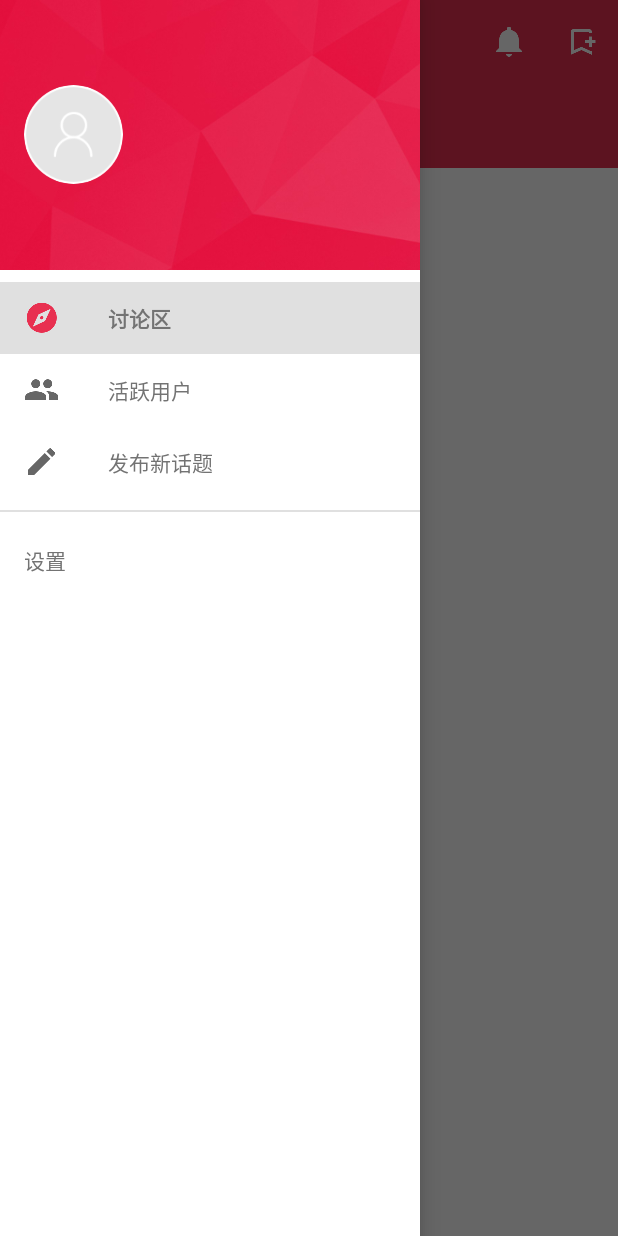
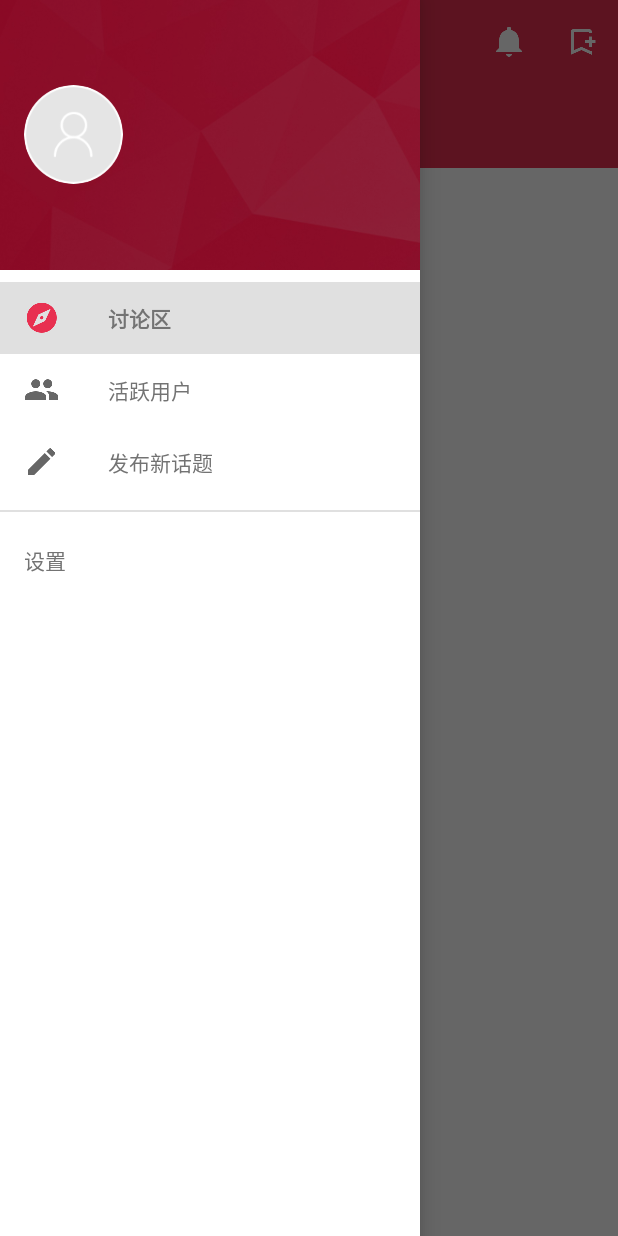
Before and after one commit to hanji1122/RubyChina, an Android app: the screen it shows after launch (MainActivity), with the side drawer open, on a phone screen of 412 x 824 dp. Run offline under Robolectric (Android 15) with nearby library versions, the phone set to English and light mode, and no system bars; our stand-ins replace ButterKnife, CircleImageView; libraries missing offline, so code that uses them is left out: com.nineoldandroids.view, com.nostra13.universalimageloader, com.orhanobut.hawk, com.pgyersdk.javabean, com.pgyersdk.update and 3 more; pictures from the network do not load; 10 statements that could not run were skipped.

Commit message:
fix: optimize blur background effect

```diff
--- a/app/build.gradle
+++ b/app/build.gradle
@@ -59,6 +59,8 @@ dependencies {
     compile 'com.google.code.gson:gson:2.4'
     compile 'de.hdodenhof:circleimageview:1.2.1'
     compile 'com.nostra13.universalimageloader:universal-image-loader:1.9.3'
+    compile 'jp.wasabeef:glide-transformations:2.0.1'
+    compile 'jp.co.cyberagent.android.gpuimage:gpuimage-library:1.3.0'
     compile 'com.wefika:flowlayout:0.4.0'
     compile 'com.github.orhanobut:hawk:1.23'
     compile 'com.nineoldandroids:library:2.4.0'
@@ -67,7 +69,6 @@ dependencies {
     compile 'com.squareup.retrofit:retrofit:2.0.0-beta2'
     compile 'com.squareup.retrofit:converter-gson:2.0.0-beta2'
     compile 'com.squareup.okhttp:logging-interceptor:2.6.0'
-    compile 'jp.wasabeef:blurry:2.0.0'
     compile 'com.commit451:PhotoView:1.2.5'
     compile 'org.ocpsoft.prettytime:prettytime:3.2.7.Final'
     compile 'com.owater.library:CircleTextViewlibrary:0.8.3'
--- a/app/src/main/java/com/luckyhan/rubychina/ui/activity/MainActivity.java
+++ b/app/src/main/java/com/luckyhan/rubychina/ui/activity/MainActivity.java
@@ -5,7 +5,6 @@ import android.content.Context;
 import android.content.DialogInterface;
 import android.content.Intent;
 import android.content.IntentFilter;
-import android.graphics.Bitmap;
 import android.os.Bundle;
 import android.os.Handler;
 import android.support.design.widget.NavigationView;
@@ -22,7 +21,9 @@ import android.view.View;
 import android.widget.ImageView;
 import android.widget.TextView;
 
+import com.bumptech.glide.Glide;
 import com.luckyhan.rubychina.R;
+import com.luckyhan.rubychina.RubyChinaApp;
 import com.luckyhan.rubychina.api.request.OAuthRequest;
 import com.luckyhan.rubychina.api.request.UserRequest;
 import com.luckyhan.rubychina.data.DataUtils;
@@ -38,7 +39,6 @@ import com.luckyhan.rubychina.utils.AppUtils;
 import com.luckyhan.rubychina.utils.ImgLoader;
 import com.luckyhan.rubychina.utils.SharedPrefUtil;
 import com.luckyhan.rubychina.utils.ToastUtils;
-import com.nostra13.universalimageloader.core.listener.SimpleImageLoadingListener;
 import com.orhanobut.hawk.Hawk;
 import com.pgyersdk.javabean.AppBean;
 import com.pgyersdk.update.PgyUpdateManager;
@@ -50,7 +50,7 @@ import java.util.List;
 import butterknife.Bind;
 import butterknife.ButterKnife;
 import de.hdodenhof.circleimageview.CircleImageView;
-import jp.wasabeef.blurry.Blurry;
+import jp.wasabeef.glide.transformations.BlurTransformation;
 import retrofit.Callback;
 import retrofit.Response;
 import retrofit.Retrofit;
@@ -179,23 +179,10 @@ public class MainActivity extends BaseActivity implements NavigationView.OnNavig
             return;
         }
         mUserName.setText(user.login);
-        ImgLoader.INSTANCE.displayAvatarImage(user.avatar_url, mUserAvatar, new SimpleImageLoadingListener() {
-            @Override
-            public void onLoadingComplete(String imageUri, View view, Bitmap loadedImage) {
-                super.onLoadingComplete(imageUri, view, loadedImage);
-                mUserAvatar.post(new Runnable() {
-                    @Override
-                    public void run() {
-                        Blurry.with(getContext())
-                                .radius(10)
-                                .sampling(3)
-                                .async()
-                                .capture(mUserAvatar)
-                                .into(mBlurUserView);
-                    }
-                });
-            }
-        });
+        ImgLoader.INSTANCE.displayAvatarImage(user.avatar_url, mUserAvatar);
+        Glide.with(RubyChinaApp.getContext()).load(user.avatar_url)
+                .bitmapTransform(new BlurTransformation(getContext()))
+                .into(mBlurUserView);
     }
 
     private void requestRefreshToken(String refresh_token) {
--- a/app/src/main/res/layout/drawer_header.xml
+++ b/app/src/main/res/layout/drawer_header.xml
@@ -10,6 +10,14 @@
         android:layout_height="match_parent"
         android:src="@drawable/drawer_user_bg"
         android:scaleType="centerCrop" />
+
+    <ImageView
+        android:layout_width="match_parent"
+        android:layout_height="match_parent"
+        android:background="#64000000"
+        android:fitsSystemWindows="true"
+        android:scaleType="centerCrop"
+        android:tint="#11000000"/>
 
     <RelativeLayout
         android:id="@+id/drawer_header_container"
```
Also changed, not shown: app/src/main/java/com/luckyhan/rubychina/ui/activity/UserCenterActivity.java (+42 -27 lines), app/src/main/res/layout/activity_usercenter.xml (+21 -10 lines).
